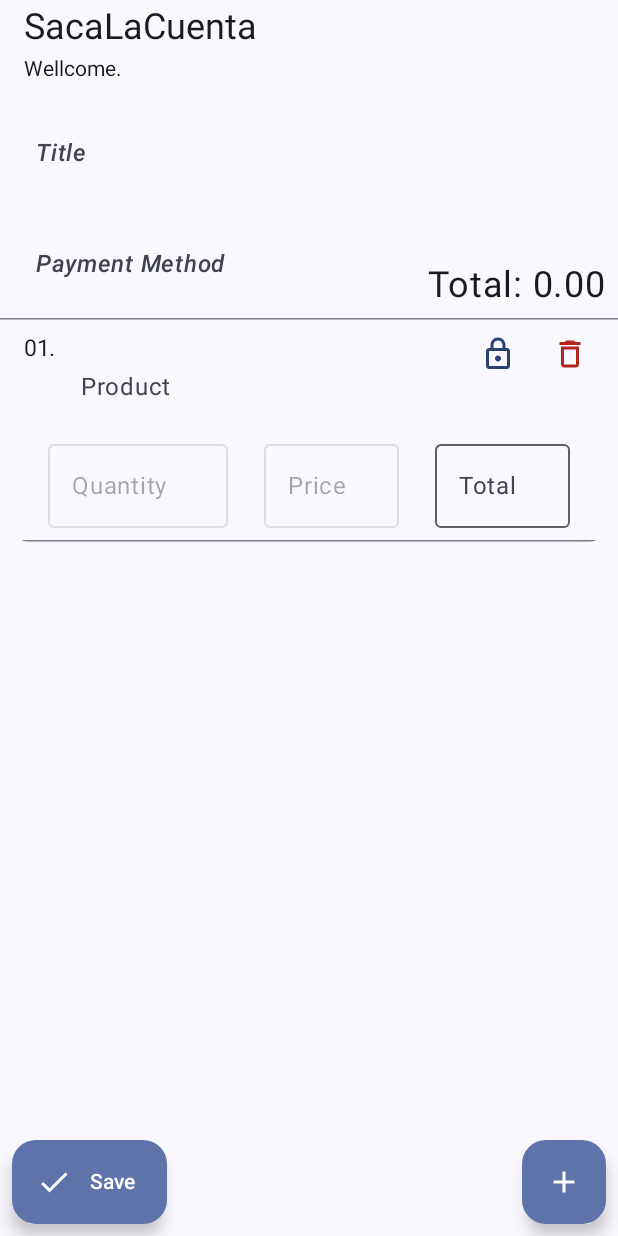
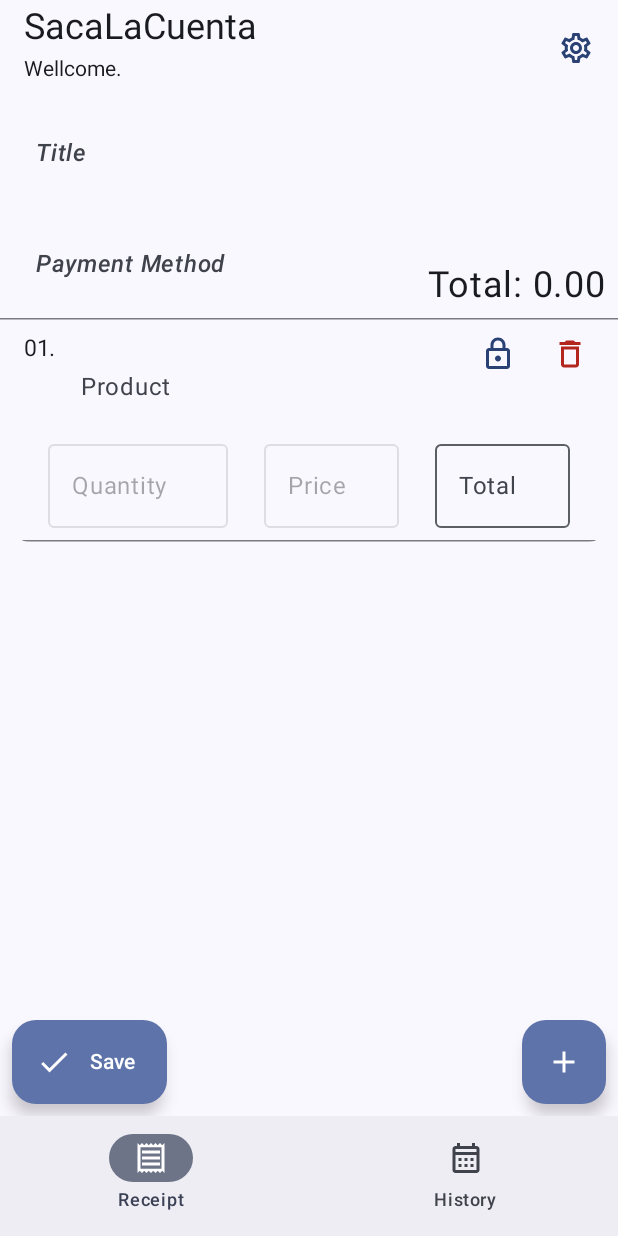
Before and after one commit to eddymy1304/SacaLaCuenta, an Android app built with Jetpack Compose: the screen it shows after launch (MainActivity), on a phone screen of 412 x 824 dp. Run offline under Robolectric (Android 15) with nearby library versions, the phone set to English and light mode, and no system bars; our stand-ins replace Dagger/Hilt's generated code, Room's generated code, constraintlayout-compose; 5 statements that could not run were skipped.

Commit message:
se cambio la forma en que se definen los objetos de navegacion y se activa el bottom navigation

```diff
--- a/app/src/main/java/com/example/sacalacuenta/MainViewModel.kt
+++ b/app/src/main/java/com/example/sacalacuenta/MainViewModel.kt
@@ -6,7 +6,8 @@ import androidx.lifecycle.viewModelScope
 import com.example.sacalacuenta.data.models.CuentaView
 import com.example.sacalacuenta.data.models.CuentaWithDetalleView
 import com.example.sacalacuenta.data.models.DetalleCuentaView
-import com.example.sacalacuenta.data.models.ScreenTicket
+import com.example.sacalacuenta.data.models.Screen
+import com.example.sacalacuenta.data.models.Screen.ScreenTicket
 import com.example.sacalacuenta.domain.GetCuentas
 import com.example.sacalacuenta.domain.SaveCuenta
 import com.example.sacalacuenta.utils.UiText
--- /dev/null
+++ b/app/src/main/java/com/example/sacalacuenta/data/models/Screen.kt
@@ -0,0 +1,62 @@
+package com.example.sacalacuenta.data.models
+
+import androidx.annotation.StringRes
+import androidx.compose.material.icons.Icons
+import androidx.compose.material.icons.outlined.CalendarMonth
+import androidx.compose.material.icons.outlined.Receipt
+import androidx.compose.ui.graphics.vector.ImageVector
+import com.example.sacalacuenta.R
+import kotlinx.serialization.Contextual
+import kotlinx.serialization.Serializable
+
+//@Serializable
+//data object ScreenCuenta {
+//    val title = R.string.cuenta
+//    val icon = Icons.Outlined.Receipt
+//}
+//
+//@Serializable
+//data object ScreenHistorial {
+//    val title = R.string.historial
+//    val icon = Icons.Outlined.CalendarMonth
+//}
+//
+//@Serializable
+//data object ScreenTicket {
+//    val title = R.string.ticket
+//    val icon = Icons.Outlined.Receipt
+//}
+
+@Serializable
+sealed class Screen(
+    @StringRes val title: Int = R.string.cuenta,
+    @Contextual val icon: ImageVector = Icons.Outlined.Receipt
+) {
+
+    @Serializable
+    data object ScreenCuenta : Screen(
+        title = R.string.cuenta,
+        icon = Icons.Outlined.Receipt
+    )
+
+    @Serializable
+    data object ScreenHistorial : Screen(
+        title = R.string.historial,
+        icon = Icons.Outlined.CalendarMonth
+    )
+
+    @Serializable
+    data object ScreenTicket: Screen(
+        title = R.string.ticket,
+        icon = Icons.Outlined.Receipt
+    )
+
+    @Serializable
+    data object ScreenSettings: Screen(
+        title = R.string.settings,
+        icon = Icons.Outlined.Receipt
+    )
+
+}
+
+fun getListItemsBottomNav(): List<Screen> = listOf(Screen.ScreenCuenta, Screen.ScreenHistorial)
--- a/app/src/main/java/com/example/sacalacuenta/data/models/Screens.kt
+++ /dev/null
@@ -1,28 +0,0 @@
-package com.example.sacalacuenta.data.models
-
-import androidx.compose.material.icons.Icons
-import androidx.compose.material.icons.outlined.CalendarMonth
-import androidx.compose.material.icons.outlined.Receipt
-import com.example.sacalacuenta.R
-import kotlinx.serialization.Serializable
-
-@Serializable
-data object ScreenCuenta {
-    val title = R.string.cuenta
-    val icon = Icons.Outlined.Receipt
-}
-
-@Serializable
-data object ScreenHistorial {
-    val title = R.string.historial
-    val icon = Icons.Outlined.CalendarMonth
-}
-
-@Serializable
-data object ScreenTicket {
-    val title = R.string.ticket
-    val icon = Icons.Outlined.Receipt
-}
-
-
-fun getListItemsBottomNav() = listOf(ScreenCuenta, ScreenHistorial)
--- a/app/src/main/java/com/example/sacalacuenta/ui/components/MyBottomBar.kt
+++ b/app/src/main/java/com/example/sacalacuenta/ui/components/MyBottomBar.kt
@@ -1,71 +1,71 @@
-//package com.example.sacalacuenta.ui.components
-//
-//import androidx.compose.material3.Icon
-//import androidx.compose.material3.NavigationBar
-//import androidx.compose.material3.NavigationBarItem
-//import androidx.compose.material3.Text
-//import androidx.compose.runtime.Composable
-//import androidx.compose.runtime.getValue
-//import androidx.compose.ui.Modifier
-//import androidx.compose.ui.res.stringResource
-//import androidx.compose.ui.tooling.preview.Preview
-//import androidx.navigation.NavDestination.Companion.hierarchy
-//import androidx.navigation.NavGraph.Companion.findStartDestination
-//import androidx.navigation.NavHostController
-//import androidx.navigation.compose.currentBackStackEntryAsState
-//import androidx.navigation.compose.rememberNavController
-//import com.example.sacalacuenta.data.models.Screen
-//import com.example.sacalacuenta.data.models.getListItemsBottomNav
-//import com.example.sacalacuenta.ui.theme.SacaLaCuentaTheme
-//
-//@Composable
-//fun MyBottomBar(
-//    modifier: Modifier = Modifier,
-//    navController: NavHostController,
-//    items: List<Screen>
-//) {
-//    NavigationBar(modifier = modifier) {
-//
-//        val navBackStackEntry by navController.currentBackStackEntryAsState()
-//        val currentDestination = navBackStackEntry?.destination
-//
-//        items.forEach { screen ->
-//            NavigationBarItem(
-//                selected = currentDestination?.hierarchy?.any { it.route == screen.route } == true,
-//                onClick = {
-//                    navController.navigate(screen.route) {
-//                        // Pop up to the start destination of the graph to
-//                        // avoid building up a large stack of destinations
-//                        // on the back stack as users select items
-//                        popUpTo(navController.graph.findStartDestination().id) {
-//                            saveState = true
-//                        }
-//                        // Avoid multiple copies of the same destination when
-//                        // reselecting the same item
-//                        launchSingleTop = true
-//                        // Restore state when reselecting a previously selected item
-//                        restoreState = true
-//                    }
-//                },
-//                icon = {
-//                    if (screen.icon != null) Icon(
-//                        imageVector = screen.icon,
-//                        contentDescription = null
-//                    )
-//                },
-//                label = {
-//                    Text(text = stringResource(id = screen.title))
-//                }
-//            )
-//
-//        }
-//    }
-//}
-//
-//@Preview(showBackground = true)
-//@Composable
-//fun PreviewMyBottomBar() {
-//    SacaLaCuentaTheme {
-//        MyBottomBar(items = getListItemsBottomNav(), navController = rememberNavController())
-//    }
-//}
+package com.example.sacalacuenta.ui.components
+
+import androidx.compose.material3.Icon
+import androidx.compose.material3.NavigationBar
+import androidx.compose.material3.NavigationBarItem
+import androidx.compose.material3.Text
+import androidx.compose.runtime.Composable
+import androidx.compose.runtime.getValue
+import androidx.compose.ui.Modifier
+import androidx.compose.ui.res.stringResource
+import androidx.compose.ui.tooling.preview.Preview
+import androidx.navigation.NavDestination.Companion.hierarchy
+import androidx.navigation.NavGraph.Companion.findStartDestination
+import androidx.navigation.NavHostController
+import androidx.navigation.compose.currentBackStackEntryAsState
+import androidx.navigation.compose.rememberNavController
+import com.example.sacalacuenta.data.models.Screen
+import com.example.sacalacuenta.data.models.getListItemsBottomNav
+import com.example.sacalacuenta.ui.theme.SacaLaCuentaTheme
+
+@Composable
+fun MyBottomBar(
+    modifier: Modifier = Modifier,
+    navController: NavHostController,
+    items: List<Screen>
+) {
+    NavigationBar(modifier = modifier) {
+
+        val navBackStackEntry by navController.currentBackStackEntryAsState()
+        val currentDestination = navBackStackEntry?.destination
+
+        items.forEach { screen ->
+            NavigationBarItem(
+                selected = currentDestination?.hierarchy?.any { it.route == screen::class.qualifiedName } == true,
+                onClick = {
+                    navController.navigate(screen) {
+                        // Pop up to the start destination of the graph to
+                        // avoid building up a large stack of destinations
+                        // on the back stack as users select items
+                        popUpTo(navController.graph.findStartDestination().id) {
+                            saveState = true
+                        }
+                        // Avoid multiple copies of the same destination when
+                        // reselecting the same item
+                        launchSingleTop = true
+                        // Restore state when reselecting a previously selected item
+                        restoreState = true
+                    }
+                },
+                icon = {
+                    Icon(
+                        imageVector = screen.icon,
+                        contentDescription = null
+                    )
+                },
+                label = {
+                    Text(text = stringResource(id = screen.title))
+                }
+            )
+
+        }
+    }
+}
+
+@Preview(showBackground = true)
+@Composable
+fun PreviewMyBottomBar() {
+    SacaLaCuentaTheme {
+        MyBottomBar(items = getListItemsBottomNav(), navController = rememberNavController())
+    }
+}
--- a/app/src/main/java/com/example/sacalacuenta/ui/components/MyTopBar.kt
+++ b/app/src/main/java/com/example/sacalacuenta/ui/components/MyTopBar.kt
@@ -3,9 +3,11 @@ package com.example.sacalacuenta.ui.components
 import androidx.compose.foundation.layout.Column
 import androidx.compose.material.icons.Icons
 import androidx.compose.material.icons.automirrored.outlined.ArrowBack
+import androidx.compose.material.icons.outlined.Settings
 import androidx.compose.material3.ExperimentalMaterial3Api
 import androidx.compose.material3.Icon
 import androidx.compose.material3.IconButton
+import androidx.compose.material3.MaterialTheme
 import androidx.compose.material3.Text
 import androidx.compose.material3.TopAppBar
 import androidx.compose.runtime.Composable
@@ -21,6 +23,7 @@ fun MyTopBar(
     title: String = "",
     subTitle: String = "",
     showIconNav: Boolean = false,
+    onClickAction: () -> Unit,
     onClickNav: () -> Unit,
 ) {
     TopAppBar(
@@ -40,6 +43,15 @@ fun MyTopBar(
                     )
                 }
             }
+        },
+        actions = {
+            IconButton(onClick = {}) {
+                Icon(
+                    tint = MaterialTheme.colorScheme.primary,
+                    imageVector = Icons.Outlined.Settings,
+                    contentDescription = null
+                )
+            }
         }
     )
 }
@@ -50,7 +62,8 @@ fun PreviewMyTopBar() {
     SacaLaCuentaTheme {
         MyTopBar(
             title = "SacaLaCuenta",
-            subTitle = "Bienvenido, Eddy."
+            subTitle = "Bienvenido, Eddy.",
+            onClickAction = {}
         ) {
 
         }
--- a/app/src/main/java/com/example/sacalacuenta/ui/screens/HistorialScreen.kt
+++ b/app/src/main/java/com/example/sacalacuenta/ui/screens/HistorialScreen.kt
@@ -34,7 +34,7 @@ import androidx.navigation.NavHostController
 import com.example.sacalacuenta.MainViewModel
 import com.example.sacalacuenta.R
 import com.example.sacalacuenta.data.models.CuentaWithDetalleView
-import com.example.sacalacuenta.data.models.ScreenTicket
+import com.example.sacalacuenta.data.models.Screen.ScreenTicket
 import com.example.sacalacuenta.ui.components.DatePickerDialog
 import com.example.sacalacuenta.ui.components.ItemHistorial
 import com.example.sacalacuenta.ui.theme.SacaLaCuentaTheme
--- a/app/src/main/java/com/example/sacalacuenta/ui/screens/MainScreen.kt
+++ b/app/src/main/java/com/example/sacalacuenta/ui/screens/MainScreen.kt
@@ -1,6 +1,5 @@
 package com.example.sacalacuenta.ui.screens
 
-import android.util.Log
 import androidx.compose.foundation.layout.fillMaxSize
 import androidx.compose.foundation.layout.padding
 import androidx.compose.material3.Scaffold
@@ -13,10 +12,11 @@ import androidx.compose.ui.tooling.preview.Preview
 import androidx.hilt.navigation.compose.hiltViewModel
 import androidx.navigation.compose.currentBackStackEntryAsState
 import androidx.navigation.compose.rememberNavController
-import androidx.navigation.toRoute
 import com.example.sacalacuenta.MainViewModel
 import com.example.sacalacuenta.R
-import com.example.sacalacuenta.data.models.ScreenCuenta
+import com.example.sacalacuenta.data.models.Screen.ScreenCuenta
+import com.example.sacalacuenta.data.models.getListItemsBottomNav
+import com.example.sacalacuenta.ui.components.MyBottomBar
 import com.example.sacalacuenta.ui.components.MyNavHost
 import com.example.sacalacuenta.ui.components.MyTopBar
 import com.example.sacalacuenta.ui.theme.SacaLaCuentaTheme
@@ -37,11 +37,9 @@ fun MainScreen(
     Scaffold(
         modifier = modifier,
         topBar = {
+
             val currentRoute = backstackEntry?.destination?.route
-            Log.d("Eddycito","""
-                route: $currentRoute
-                screen cuenta : ${ScreenCuenta::class.qualifiedName}
-            """.trimIndent())
+
             MyTopBar(
                 title = stringResource(id = R.string.app_name),
                 subTitle = if (nameUser.isNotBlank()) stringResource(
@@ -50,12 +48,13 @@ fun MainScreen(
                 )
                 else stringResource(id = R.string.sub_title_with_out),
                 showIconNav = currentRoute != ScreenCuenta::class.qualifiedName,
+                onClickAction = { navController.navigate(ScreenCuenta) }
             ) {
                 if (currentRoute == ScreenCuenta::class.qualifiedName) finished()
                 else navController.navigateUp()
             }
         },
-        //bottomBar = { MyBottomBar(navController = navController, items = getListItemsBottomNav()) }
+        bottomBar = { MyBottomBar(navController = navController, items = getListItemsBottomNav()) }
     ) {
         MyNavHost(
             modifier = Modifier
--- a/app/src/main/res/values/strings.xml
+++ b/app/src/main/res/values/strings.xml
@@ -32,4 +32,5 @@
     <string name="total_by_day">Total by day: %1$.2f</string>
     <string name="title_export_to_csv">Exportar cuentas</string>
     <string name="message_export_to_csv">¿Desea exportar las cuentas a un archivo CSV</string>
+    <string name="settings">Settings</string>
 </resources>
```
Also changed, not shown: app/src/main/java/com/example/sacalacuenta/ui/components/MyNavHost.kt (+3 -4 lines), 1 other file.
